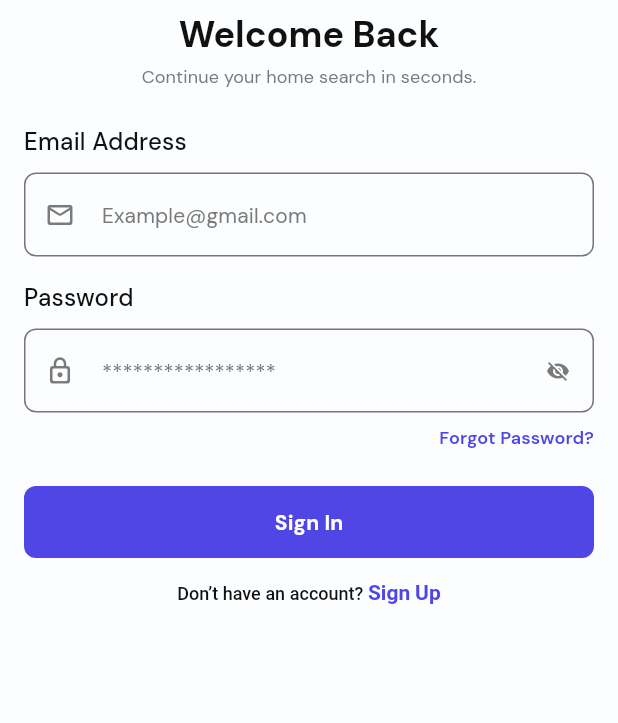
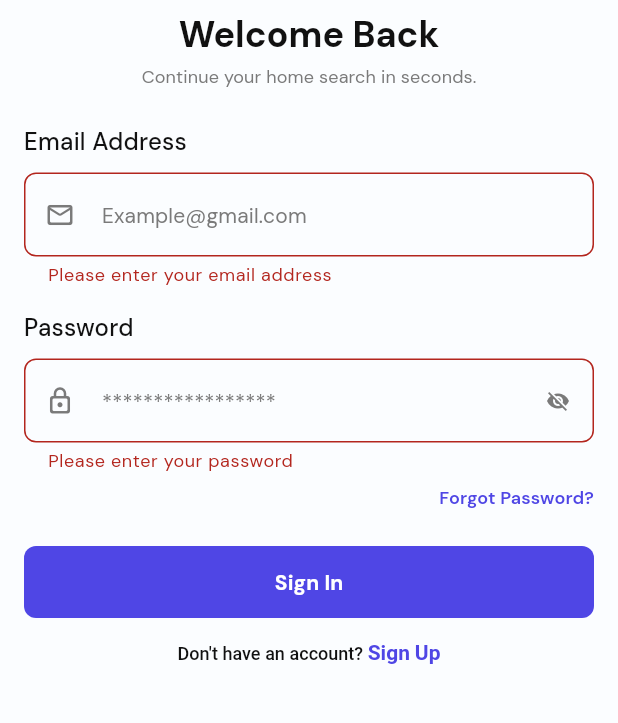
Before and after one commit to Bewizi/homefinder_frontend, a Flutter app: the SignIn screen opened by its route, after a tap on "Sign In", on a phone screen of 412 x 824 dp, the part 321-1044 px from its top. Run offline on Flutter 3.47's test engine with Material 3 defaults, Android fonts, the phone set to English and light mode, and no system bars; our stand-ins replace go_router, google_fonts.

Commit message:
Refactor: Improve SignIn widget and authentication logic
This commit refactors the `SignIn` widget and its authentication handling:

- **State Management:**
    - A `_isLoading` boolean state variable is now used to control the display of a `CircularProgressIndicator` during sign-in attempts.
- **Input Handling:**
    - The `_formKey` is now correctly associated with the `Form` widget.
    - The `_createSignInUser` method (renamed from `_createSignInUsers`) now creates a `Users` object for sign-in.
- **Authentication Flow:**
    - The `_handleSignIn` method (renamed from `handleSignIn`) now:
        - Retrieves email and password from their respective controllers.
        - Calls `AuthService.signIn` with the email, password, and the created `Users` object.
        - Displays a `SnackBar` with a success message ("Sign in successful!") or an error message ("Invalid email or password. Please try again.") based on the authentication result.
        - Navigates to the home screen on successful sign-in.
- **UI Updates:**
    - The `SubmitButton`'s `onPressed` callback is now `_handleSignIn`.
    - The text for the "Don't have an account?" prompt has been corrected to include an apostrophe.
- **Code Cleanup:**
    - Removed commented-out code.
    - Removed `TODO` comments from `initState` and `dispose`.

```diff
--- a/lib/app/ui/pages/auth/signin/signin.dart
+++ b/lib/app/ui/pages/auth/signin/signin.dart
@@ -17,14 +17,13 @@ class SignIn extends StatefulWidget {
 
 class _SignInState extends State<SignIn> {
   final _formKey = GlobalKey<FormState>();
-  bool _isLoading = false;
+  bool _isLoading = false; // Add loading state
 
   late TextEditingController _emailAddressController;
   late TextEditingController _passwordController;
 
   @override
   void initState() {
-    // TODO: implement initState
     super.initState();
     _initializeControllers();
   }
@@ -36,46 +35,43 @@ class _SignInState extends State<SignIn> {
 
   @override
   void dispose() {
-    // TODO: implement dispose
     _emailAddressController.dispose();
     _passwordController.dispose();
     super.dispose();
   }
 
-  String getSignInData() {
-    return '${_emailAddressController.text}|${_passwordController.text}';
-  }
-
-  Users _createSignInUsers() {
+  // Create User object for sign-in
+  Users _createSignInUser() {
     return Users.signIn(
       emailAddress: _emailAddressController.text.trim(),
       password: _passwordController.text.trim(),
     );
   }
 
-  Future<void> handleSignIn() async {
+  // Handle signin with User model
+  Future<void> _handleSignIn() async {
     if (_formKey.currentState!.validate()) {
-      // String formData = getSignInData();
-      // print('Form Data: $formData');
-      // context.go(RouteNames.home);
       setState(() {
         _isLoading = true;
       });
 
       try {
-        String emailAddress = _emailAddressController.text.trim();
+        // Get signin credentials
+        String email = _emailAddressController.text.trim();
         String password = _passwordController.text.trim();
 
-        Users signInUser = _createSignInUsers();
-        print('Sign in attempt for user: $emailAddress');
+        // Create user object for debugging/logging
+        Users signInUser = _createSignInUser();
+        print('Sign in attempt for user: $email');
 
-        bool success = await AuthService.signIn(emailAddress, password);
+        // Call authentication service
+        bool success = await AuthService.signIn(email, password, signInUser);
 
         if (success) {
           // Show success message
           ScaffoldMessenger.of(context).showSnackBar(
             SnackBar(
-              content: Text('Sign in Successfully'),
+              content: Text('Sign in successful!'),
               backgroundColor: Colors.green,
             ),
           );
@@ -86,7 +82,7 @@ class _SignInState extends State<SignIn> {
           // Show error message
           ScaffoldMessenger.of(context).showSnackBar(
             SnackBar(
-              content: Text('Invalid email and password. Please try again'),
+              content: Text('Invalid email or password. Please try again.'),
               backgroundColor: Colors.red,
             ),
           );
@@ -137,6 +133,7 @@ class _SignInState extends State<SignIn> {
                 const SizedBox(height: 24),
                 //   Form
                 Form(
+                  key: _formKey,
                   child: Column(
                     crossAxisAlignment: CrossAxisAlignment.start,
                     children: [
@@ -229,13 +226,14 @@ class _SignInState extends State<SignIn> {
 
                       SizedBox(height: 24),
 
+                      // Show loading indicator when processing
                       _isLoading
                           ? Center(
                               child: CircularProgressIndicator(
                                 color: AppColors.primaryButton,
                               ),
                             )
-                          : SubmitButton('Sign In', onPressed: handleSignIn),
+                          : SubmitButton('Sign In', onPressed: _handleSignIn),
 
                       SizedBox(height: 14),
 
@@ -244,7 +242,7 @@ class _SignInState extends State<SignIn> {
                         children: [
                           RichText(
                             text: TextSpan(
-                              text: 'Don’t have an account? ',
+                              text: 'Don\'t have an account? ',
                               style: TextStyle(
                                 fontSize: 12,
                                 fontWeight: FontWeight.w500,
```
